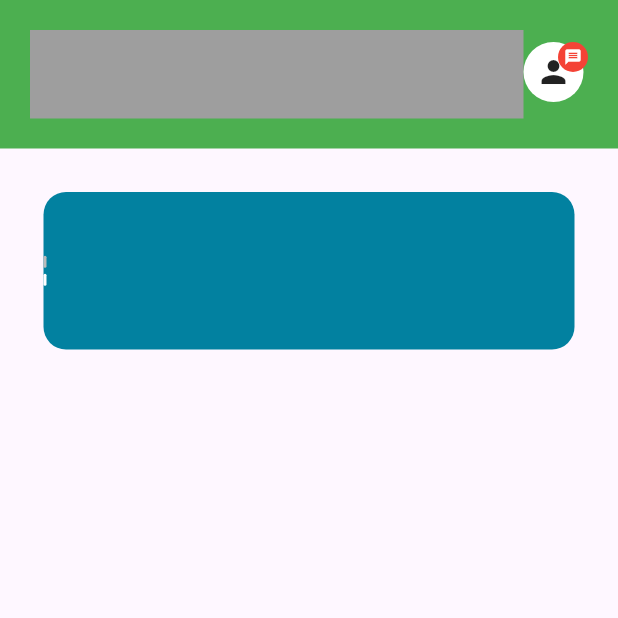
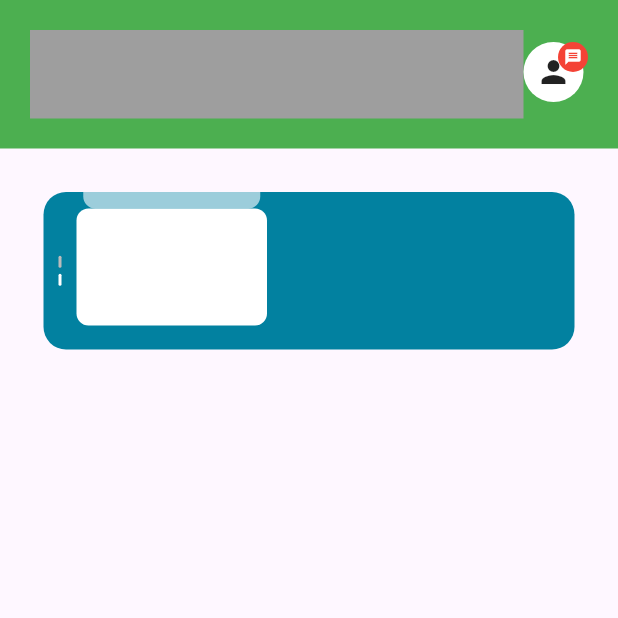
Before and after one commit to aureliazahra/gojek-fe, a Flutter app: the screen it shows after launch, on a phone screen of 412 x 824 dp, the top half of it. Run offline on Flutter 3.47's test engine with Material 3 defaults, Android fonts, the phone set to English and light mode, and no system bars.

Commit message:
card gojek bagian 2

```diff
--- a/lib/main.dart
+++ b/lib/main.dart
@@ -96,7 +96,10 @@ class _MyHomePageState extends State<MyHomePage> {
                 borderRadius: BorderRadius.circular(15)),
             child: Row(
               children: [
-                Column(
+                // BAGIAN SATU DARI CARD GOPAY
+                Padding(
+                  padding: const EdgeInsets.all(10.0),
+                  child: Column(
                     mainAxisAlignment: MainAxisAlignment.center,
                     children: [
                       Container(
@@ -104,8 +107,7 @@ class _MyHomePageState extends State<MyHomePage> {
                         height: 8,
                         decoration: BoxDecoration(
                             color: const Color(0xFFBBBBBB),
-                        borderRadius: BorderRadius.circular(1)
-                      ),
+                            borderRadius: BorderRadius.circular(1)),
                       ),
                       const SizedBox(height: 4),
                       Container(
@@ -118,6 +120,37 @@ class _MyHomePageState extends State<MyHomePage> {
                       ),
                     ],
                   ),
+                ),
+                // END BAGIAN SATU CARD GOPAY
+
+                // BAGIAN 2 DARI CARD GOPAY
+                Column(
+                  children: [
+                    Container(
+                      height: 11,
+                      width: 118,
+                      decoration: const BoxDecoration(
+                        color: Color(0xFF9CCDDB),
+                        borderRadius: BorderRadius.vertical(
+                          bottom: Radius.circular(8)
+                        ),
+                      ),
+                    ),
+                    Container(
+                      height: 78,
+                      width: 127,
+                      padding: const EdgeInsets.symmetric(
+                        horizontal: 6,
+                        vertical: 8,
+                      ),
+                      decoration: BoxDecoration(
+                          color: Colors.white,
+                          borderRadius: BorderRadius.circular(8),
+                      ),
+                    )
+                  ],
+                )
+                // END BAGIAN DUA DARI CARD GOPAY
               ],
             ),
           ),
```
Lines whose indentation alone changed are shown as unchanged.
